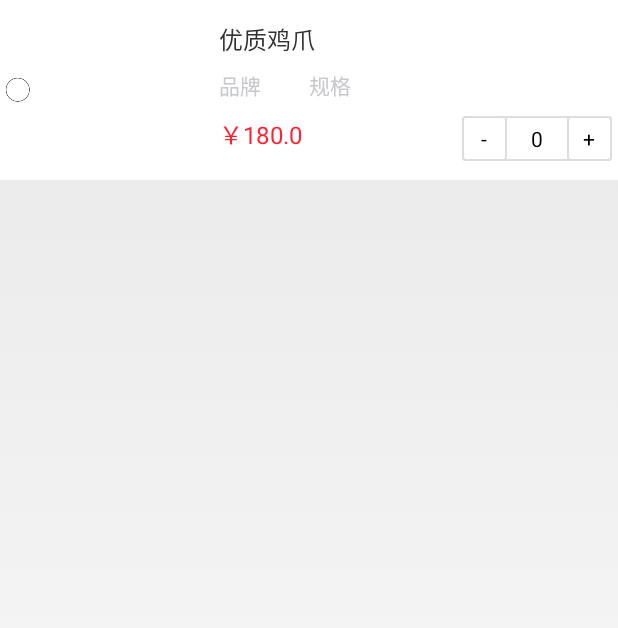
After one commit to lichang277651730/jsh, an Android app: the layout item_cart1.xml on its own in the app's theme, with its tools: preview values and no code run, on a phone screen of 412 x 824 dp. The commit adds this screen. Shown: the top 628 px of the screen. Run offline under Robolectric (Android 15) with nearby library versions, the phone set to English and light mode, and no system bars.

Commit message:
cart local commit

```diff
--- a/app/src/main/java/com/cqfrozen/jsh/cart/CartFragment.java
+++ b/app/src/main/java/com/cqfrozen/jsh/cart/CartFragment.java
@@ -84,6 +84,7 @@ public class CartFragment extends BaseFragment implements View.OnClickListener {
         btn_order = (Button) view.findViewById(R.id.btn_order);
         btn_del = (Button) view.findViewById(R.id.btn_del);
         btn_del.setOnClickListener(this);
+//        cb_all.setChecked(true);
     }
 
     private void initRV() {
@@ -107,6 +108,7 @@ public class CartFragment extends BaseFragment implements View.OnClickListener {
     public void onShow() {
         super.onShow();
         Log.d("FragmentShow", "CartFragment");
+        getData();
     }
 
     private void doFinish() {
--- a/app/src/main/res/drawable/sl_cart_checkbox.xml
+++ b/app/src/main/res/drawable/sl_cart_checkbox.xml
@@ -1,6 +1,6 @@
 <?xml version="1.0" encoding="utf-8"?>
 <selector xmlns:android="http://schemas.android.com/apk/res/android">
-    <item android:drawable="@drawable/icon_check_checked_32" android:state_checked="true"/>
-    <item android:drawable="@drawable/icon_check_32" android:state_checked="false"/>
-    <item android:drawable="@drawable/icon_check_32"/>
+    <item android:drawable="@mipmap/cart_checked" android:state_checked="true"/>
+    <item android:drawable="@mipmap/cart_uncheched" android:state_checked="false"/>
+    <item android:drawable="@mipmap/cart_uncheched"/>
 </selector>
--- /dev/null
+++ b/app/src/main/res/layout/item_cart1.xml
@@ -0,0 +1,83 @@
+<?xml version="1.0" encoding="utf-8"?>
+<LinearLayout xmlns:android="http://schemas.android.com/apk/res/android"
+              xmlns:app="http://schemas.android.com/apk/res-auto"
+              android:layout_width="match_parent"
+              android:layout_height="120dp"
+              android:background="@drawable/sl_list_item"
+              android:gravity="center_vertical"
+              android:padding="4dp"
+              android:orientation="horizontal">
+
+    <CheckBox
+        android:id="@+id/checkbox"
+        style="@style/customCheckbox"
+        android:layout_width="32dp"
+        android:layout_height="32dp"
+        android:clickable="false"
+        android:focusable="false"/>
+
+
+    <ImageView
+        android:id="@+id/iv_goods"
+        android:layout_width="100dp"
+        android:layout_height="100dp"
+        android:scaleType="fitXY"/>
+        <LinearLayout
+            android:layout_width="match_parent"
+            android:layout_height="match_parent"
+            android:layout_marginLeft="10dp"
+            android:orientation="vertical">
+
+            <TextView
+                android:id="@+id/tv_name"
+                android:layout_width="match_parent"
+                android:layout_height="wrap_content"
+                android:layout_marginTop="10dp"
+                android:maxLines="1"
+                android:textColor="@color/myblack"
+                android:textSize="16sp"
+                android:text="优质鸡爪"/>
+            <LinearLayout
+                android:layout_width="match_parent"
+                android:layout_height="wrap_content"
+                android:layout_marginTop="8dp"
+                android:orientation="horizontal">
+                <TextView
+                    android:id="@+id/tv_brand"
+                    android:layout_width="60dp"
+                    android:layout_height="wrap_content"
+                    android:maxLines="1"
+                    android:textColor="@color/mygray"
+                    android:textSize="14sp"
+                    android:text="品牌"/>
+                <TextView
+                    android:id="@+id/tv_size"
+                    android:layout_width="match_parent"
+                    android:layout_height="wrap_content"
+                    android:maxLines="1"
+                    android:textColor="@color/mygray"
+                    android:textSize="14sp"
+                    android:text="规格"/>
+            </LinearLayout>
+            <LinearLayout
+                android:layout_width="match_parent"
+                android:layout_height="match_parent"
+                android:paddingTop="10dp"
+                android:orientation="horizontal">
+                <TextView
+                    android:id="@+id/tv_price"
+                    android:layout_width="0dp"
+                    android:layout_weight="1"
+                    android:layout_height="match_parent"
+                    android:layout_gravity="right"
+                    android:textColor="@color/myred"
+                    android:textSize="16sp"
+                    android:text="￥180.0"/>
+                <com.cqfrozen.jsh.widget.NumberAddSubView
+                    android:id="@+id/add_sub_num"
+                    android:layout_width="wrap_content"
+                    android:layout_height="match_parent"
+                    app:minValue="1"/>
+            </LinearLayout>
+        </LinearLayout>
+</LinearLayout>
--- a/app/src/main/res/layout/widet_num_add_sub.xml
+++ b/app/src/main/res/layout/widet_num_add_sub.xml
@@ -1,8 +1,8 @@
 <?xml version="1.0" encoding="utf-8"?>
 <LinearLayout xmlns:android="http://schemas.android.com/apk/res/android"
     android:orientation="horizontal"
-    android:layout_width="wrap_content"
-    android:layout_height="wrap_content"
+    android:layout_width="100dp"
+    android:layout_height="30dp"
     android:gravity="center_horizontal"
     android:background="@drawable/shape_number_add_sub">
 
@@ -10,29 +10,27 @@
 
     <Button
         android:id="@+id/btn_sub"
-        android:layout_width="wrap_content"
-        android:layout_height="wrap_content"
+        android:layout_width="30dp"
+        android:layout_height="30dp"
         android:background="@drawable/sl_add_sum_btn_bg"
         android:textColor="@color/black"
+        android:minWidth="50dp"
         android:text="-"/>
 
     <TextView
-        android:id="@+id/etxt_num"
-        android:layout_width="wrap_content"
-        android:layout_height="wrap_content"
+        android:id="@+id/tv_num"
+        android:layout_width="40dp"
+        android:layout_height="30dp"
         android:textColor="@color/black"
-        android:minWidth="100dp"
-
+        android:minWidth="50dp"
         android:gravity="center"/>
 
     <Button
         android:id="@+id/btn_add"
-        android:layout_width="wrap_content"
-        android:layout_height="wrap_content"
+        android:layout_width="30dp"
+        android:layout_height="30dp"
         android:background="@drawable/sl_add_sum_btn_bg"
         android:textColor="@color/black"
+        android:minWidth="50dp"
         android:text="+"/>
-
-
-
 </LinearLayout>
--- a/app/src/main/res/values/strings.xml
+++ b/app/src/main/res/values/strings.xml
@@ -42,6 +42,7 @@
     <string name="cart_all">全选</string>
     <string name="cart_total">合计</string>
     <string name="cart_order">去结算</string>
+    <string name="cart_carr">不含运费</string>
     <string name="cart_del">删除</string>
 
 
```
Also changed, not shown: app/src/main/java/com/cqfrozen/jsh/cart/CartRVAdapter.java (+22 -26 lines), app/src/main/java/com/cqfrozen/jsh/widget/NumberAddSubView.java (+94 -142 lines), app/src/main/res/drawable/shape_rectangle_red_bg.xml (added, +8 -0 lines), app/src/main/res/layout/fragment_cart.xml (+61 -19 lines), app/src/main/res/layout/item_cart.xml (+4 -4 lines), app/src/main/res/values/attrs.xml (+4 -4 lines), app/src/main/res/mipmap-xxhdpi/cart_checked.png (added), app/src/main/res/mipmap-xxhdpi/cart_uncheched.png (added).
